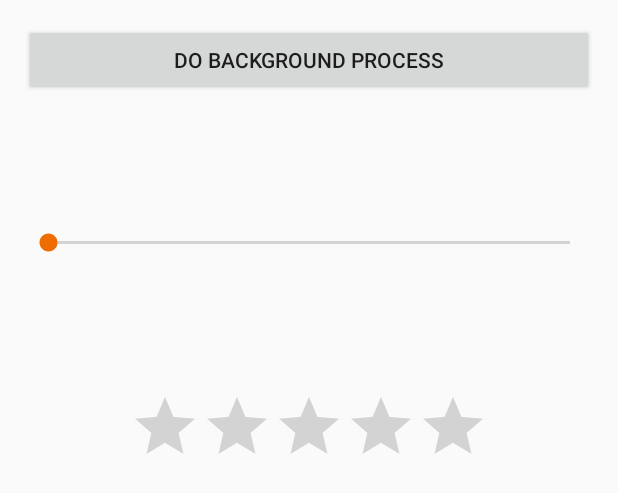
After one commit to ragz2203/BasicAndroidApplications, an Android app: the layout activity_demo_async_task.xml on its own in the app's theme, with its tools: preview values and no code run, on a phone screen of 412 x 824 dp. The commit adds this screen. Shown: the top 493 px of the screen. Run offline under Robolectric (Android 15) with nearby library versions, the phone set to English and light mode, and no system bars.

Commit message:
Asynchronous Task Activity Added
Added Asynchronous Task. i.e Mutithreading demo program.

```diff
--- a/app/src/main/java/com/ragz/benchmarkapp/MainActivity.java
+++ b/app/src/main/java/com/ragz/benchmarkapp/MainActivity.java
@@ -13,7 +13,6 @@ import android.widget.RadioButton;
 import android.widget.RadioGroup;
 import android.widget.TextView;
 import android.widget.Toast;
-import android.widget.RelativeLayout;
 
 
 public class MainActivity extends AppCompatActivity {
--- /dev/null
+++ b/app/src/main/res/layout/activity_demo_async_task.xml
@@ -0,0 +1,42 @@
+<?xml version="1.0" encoding="utf-8"?>
+<LinearLayout xmlns:android="http://schemas.android.com/apk/res/android"
+    xmlns:tools="http://schemas.android.com/tools"
+    android:id="@+id/activity_demo_async_task"
+    android:layout_width="match_parent"
+    android:layout_height="match_parent"
+    android:orientation="vertical"
+    android:paddingBottom="@dimen/activity_vertical_margin"
+    android:paddingLeft="@dimen/activity_horizontal_margin"
+    android:paddingRight="@dimen/activity_horizontal_margin"
+    android:paddingTop="@dimen/activity_vertical_margin"
+    tools:context="com.ragz.benchmarkapp.DemoAsyncTaskActivity"
+    android:weightSum="1">
+
+    <Button
+        android:onClick="doSomething"
+        android:text="Do Background Process"
+        android:layout_width="match_parent"
+        android:layout_height="wrap_content"
+        android:id="@+id/btnDoSomething" />
+
+    <SeekBar
+        android:layout_width="match_parent"
+        android:layout_height="0dp"
+        android:id="@+id/seekBar"
+        android:layout_weight="0.30" />
+
+    <RatingBar
+        android:layout_gravity="center"
+        android:layout_width="wrap_content"
+        android:layout_height="wrap_content"
+        android:id="@+id/ratingBar" />
+
+    <TextView
+        android:gravity="center"
+        android:textAppearance="@style/Base.TextAppearance.AppCompat.Large"
+        android:layout_width="match_parent"
+        android:layout_height="wrap_content"
+        android:id="@+id/tvStatus"
+        android:layout_weight="0.12" />
+
+</LinearLayout>
```
Also changed, not shown: app/src/main/AndroidManifest.xml (+14 -2 lines), app/src/main/java/com/ragz/benchmarkapp/DemoAsyncTaskActivity.java (added, +20 -0 lines), app/src/main/java/com/ragz/benchmarkapp/SleepThread.java (added, +51 -0 lines).
